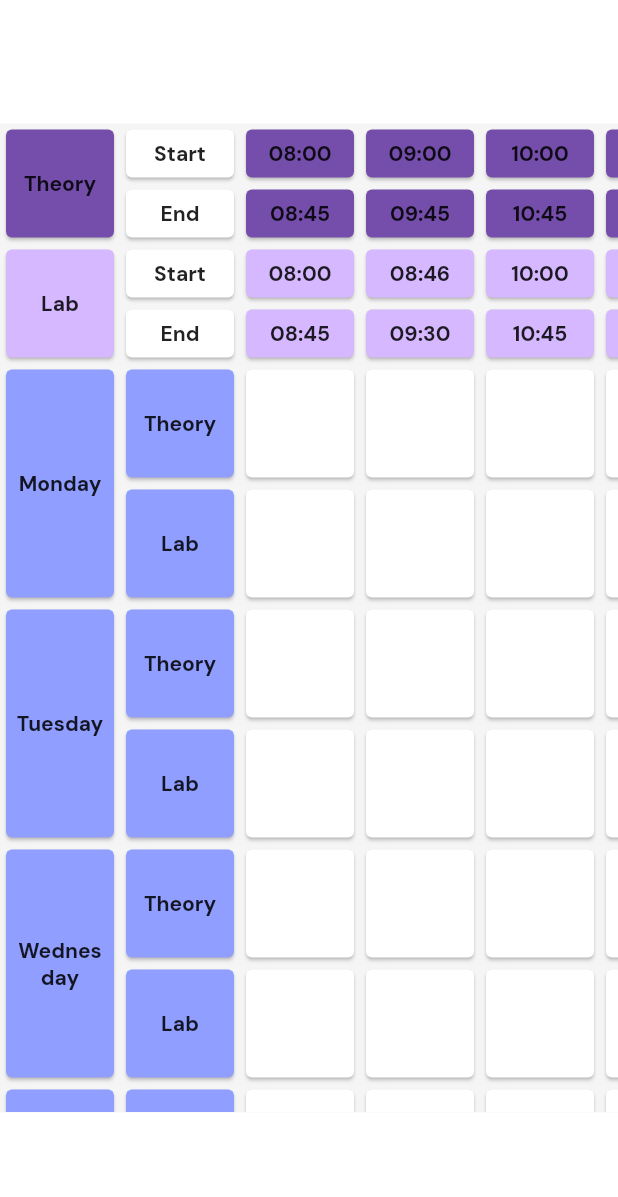
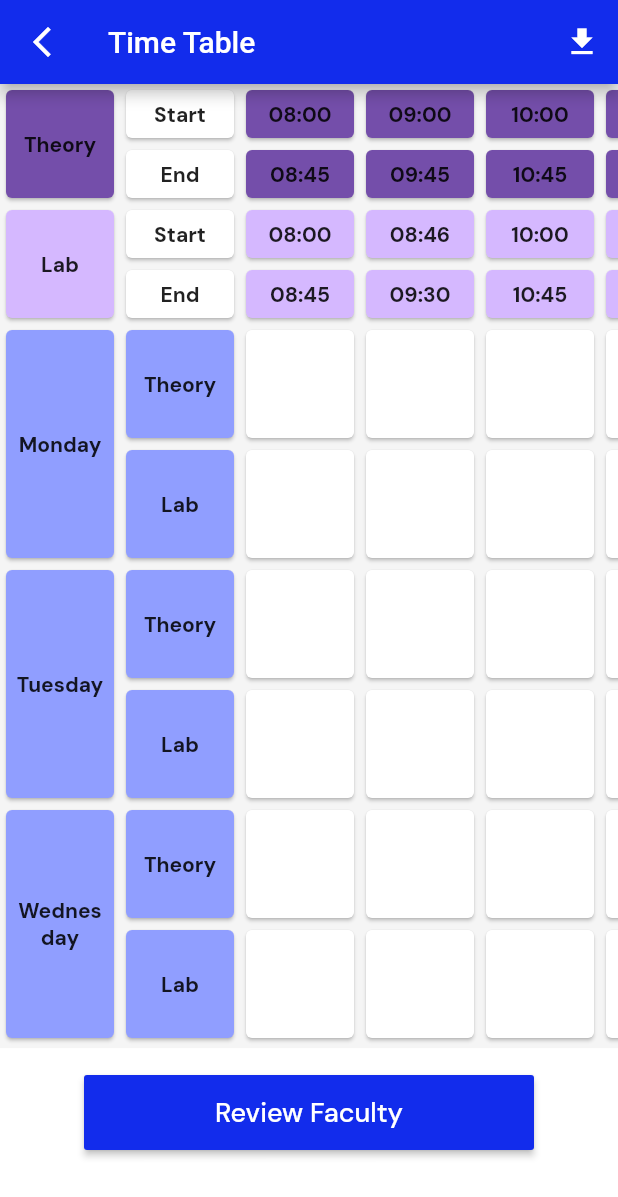
Before and after one commit to CodeChefVIT/FFCCv2, a Flutter app: the TimeTablePage screen opened by its route, on a phone screen of 412 x 824 dp. Shown: the top 1197 px of the screen. Run offline on Flutter 3.47's test engine with Material 2 defaults, Android fonts, the phone set to English and light mode, and no system bars; our stand-ins replace flutter_rating_bar, flutter_svg, get, google_fonts.

```diff
--- a/ffccv2_app/lib/features/FFCC/presentation/pages/teachers_page.dart
+++ b/ffccv2_app/lib/features/FFCC/presentation/pages/teachers_page.dart
@@ -1,7 +1,6 @@
 import 'package:ffccv2_app/constants/colors.dart';
 import 'package:ffccv2_app/constants/strings.dart';
-import 'package:ffccv2_app/features/FFCC/presentation/pages/facluty_review_search.dart';
-import 'package:ffccv2_app/features/FFCC/presentation/pages/faculty_review_page.dart';
+import 'package:ffccv2_app/features/FFCC/presentation/pages/time_table_page.dart';
 import 'package:flutter/material.dart';
 import 'package:flutter_svg/svg.dart';
 import 'package:get/get.dart';
@@ -105,7 +104,7 @@ class _TeachersPageState extends State<TeachersPage> {
                         color: KColor.primaryColor,
                         onPressed: () {
                           //Get.toNamed(TimeTablePage.routeName);
-                          Get.toNamed(FacultyReviewPage.routeName);
+                          Get.toNamed(TimeTablePage.routeName);
                           if (_formKey.currentState.validate()) {
                             _formKey.currentState.save();
                           }
--- a/ffccv2_app/lib/features/FFCC/presentation/pages/time_table_page.dart
+++ b/ffccv2_app/lib/features/FFCC/presentation/pages/time_table_page.dart
@@ -1,5 +1,8 @@
+import 'package:ffccv2_app/constants/colors.dart';
+import 'package:ffccv2_app/features/FFCC/presentation/pages/signup_page.dart';
 import 'package:ffccv2_app/features/FFCC/presentation/widgets/timeTable_widgets.dart';
 import 'package:flutter/material.dart';
+import 'package:get/get.dart';
 
 class TimeTablePage extends StatefulWidget {
   static const String routeName = '/timetablePage';
@@ -14,15 +17,30 @@ class _TimeTablePageState extends State<TimeTablePage> {
   Widget build(BuildContext context) {
     final size = MediaQuery.of(context).size;
     return Scaffold(
+      appBar: AppBar(
+        title: Text('Time Table'),
+        leading: IconButton(
+          icon: Icon(Icons.arrow_back_ios_new_outlined),
+          onPressed: () => Get.back(),
+        ),
+        actions: [
+          IconButton(
+              onPressed: () {
+                Get.toNamed(SignUpPage.routeName);
+              },
+              icon: Icon(Icons.download))
+        ],
+      ),
       body: SingleChildScrollView(
-        scrollDirection: Axis.horizontal,
+        scrollDirection: Axis.vertical,
         child: Column(
-          mainAxisAlignment: MainAxisAlignment.center,
           children: [
             Container(
-              height: size.height * .8,
+              height: size.height * .78,
               color: Colors.grey.shade100,
               child: SingleChildScrollView(
+                child: SingleChildScrollView(
+                  scrollDirection: Axis.horizontal,
                   child: Column(
                     children: [
                       TheoryHeader(),
@@ -46,6 +64,29 @@ class _TimeTablePageState extends State<TimeTablePage> {
                   ),
                 ),
               ),
+            ),
+            SizedBox(
+              height: 10,
+            ),
+            Padding(
+              padding: const EdgeInsets.all(8.0),
+              child: Container(
+                width: 300,
+                height: 50,
+                child: MaterialButton(
+                  color: KColor.primaryColor,
+                  onPressed: () => //First check login then review
+                      Get.toNamed(SignUpPage.routeName),
+                  child: Text(
+                    'Review Faculty',
+                    style: TextStyle(
+                      fontSize: 18,
+                      color: Colors.white,
+                    ),
+                  ),
+                ),
+              ),
+            )
           ],
         ),
       ),
--- a/ffccv2_app/lib/main.dart
+++ b/ffccv2_app/lib/main.dart
@@ -2,6 +2,8 @@ import 'package:ffccv2_app/constants/colors.dart';
 import 'package:ffccv2_app/features/FFCC/presentation/pages/facluty_review_search.dart';
 import 'package:ffccv2_app/features/FFCC/presentation/pages/faculty_review_page.dart';
 import 'package:ffccv2_app/features/FFCC/presentation/pages/get_started_page.dart';
+import 'package:ffccv2_app/features/FFCC/presentation/pages/login_page.dart';
+import 'package:ffccv2_app/features/FFCC/presentation/pages/signup_page.dart';
 import 'package:ffccv2_app/features/FFCC/presentation/pages/splash_screen.dart';
 import 'package:ffccv2_app/features/FFCC/presentation/pages/subjects_page.dart';
 import 'package:ffccv2_app/features/FFCC/presentation/pages/teachers_page.dart';
@@ -30,6 +32,8 @@ class MyApp extends StatelessWidget {
             page: () => FacultyReviewSearchPage()),
         GetPage(
             name: FacultyReviewPage.routeName, page: () => FacultyReviewPage()),
+        GetPage(name: SignUpPage.routeName, page: () => SignUpPage()),
+        GetPage(name: LoginPage.routeName, page: () => LoginPage()),
       ],
       theme: ThemeData(
           textTheme: GoogleFonts.dmSansTextTheme(
```
Also changed, not shown: ffccv2_app/lib/features/FFCC/presentation/pages/facluty_review_search.dart (+30 -7 lines), ffccv2_app/lib/features/FFCC/presentation/pages/login_page.dart (added, +69 -0 lines), ffccv2_app/lib/features/FFCC/presentation/pages/signup_page.dart (added, +90 -0 lines), ffccv2_app/lib/features/FFCC/presentation/widgets/headers.dart (added, +27 -0 lines), ffccv2_app/lib/features/FFCC/presentation/widgets/text_fields.dart (added, +42 -0 lines). Lines whose indentation alone changed are shown as unchanged.
